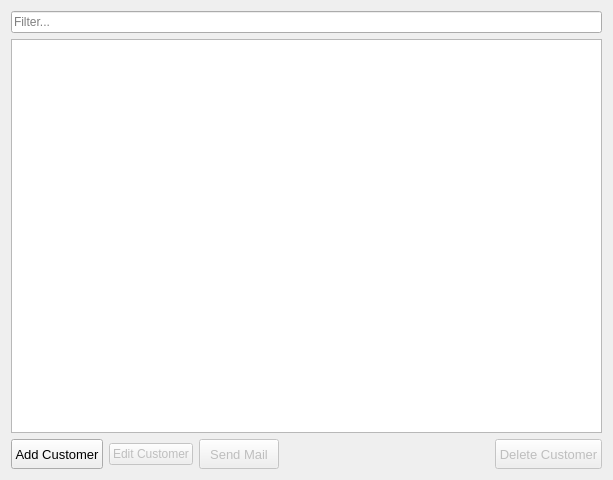
Old version of the form ui/widgets/customerswidget.ui in the repository PhilippParis/BusinessManager.
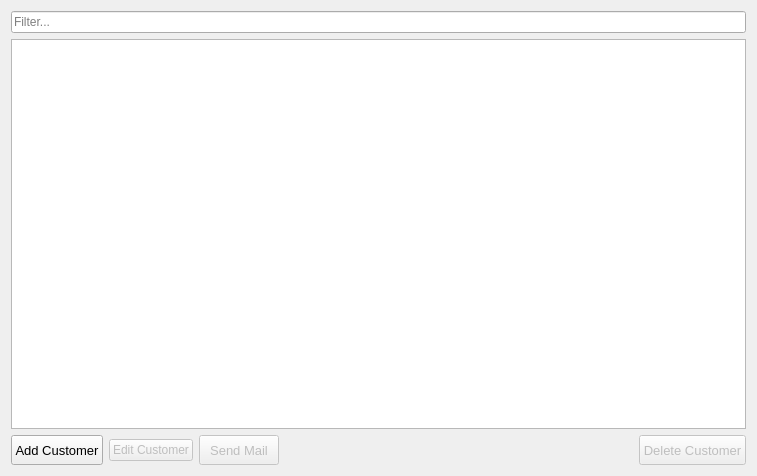
New version of the form. Icons and pictures are not drawn.

What changed in the file:
```diff
--- a/ui/widgets/customerswidget.ui
+++ b/ui/widgets/customerswidget.ui
@@ -6,8 +6,8 @@
    <rect>
     <x>0</x>
     <y>0</y>
-    <width>613</width>
-    <height>480</height>
+    <width>757</width>
+    <height>476</height>
    </rect>
   </property>
   <property name="windowTitle">
```
